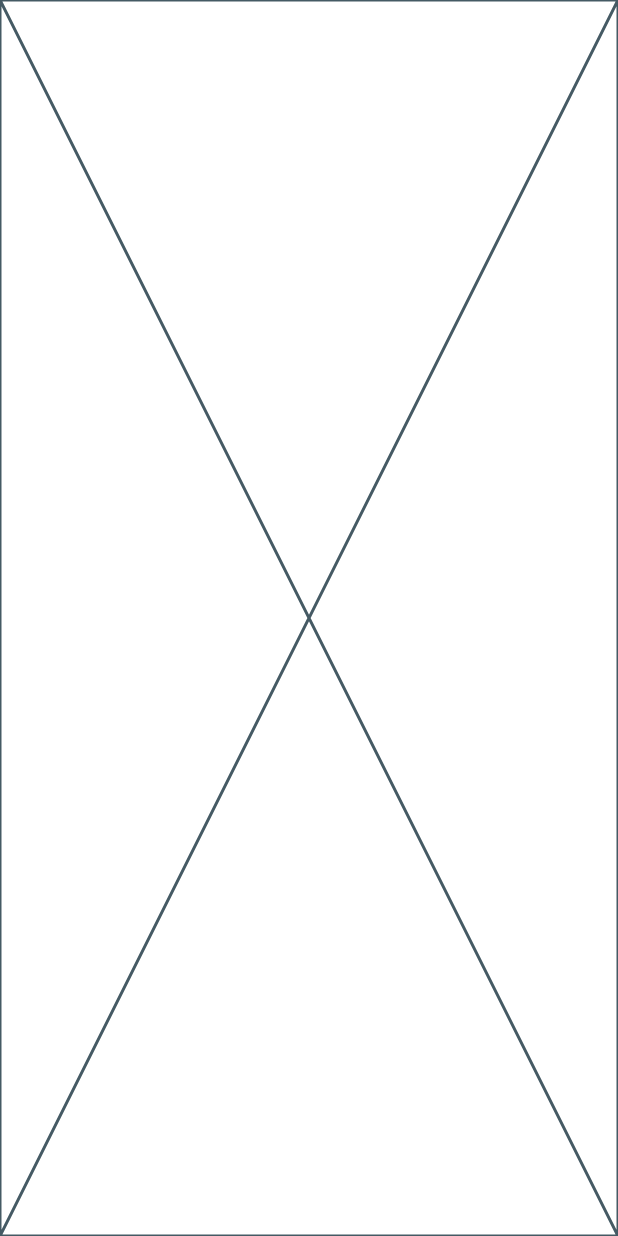
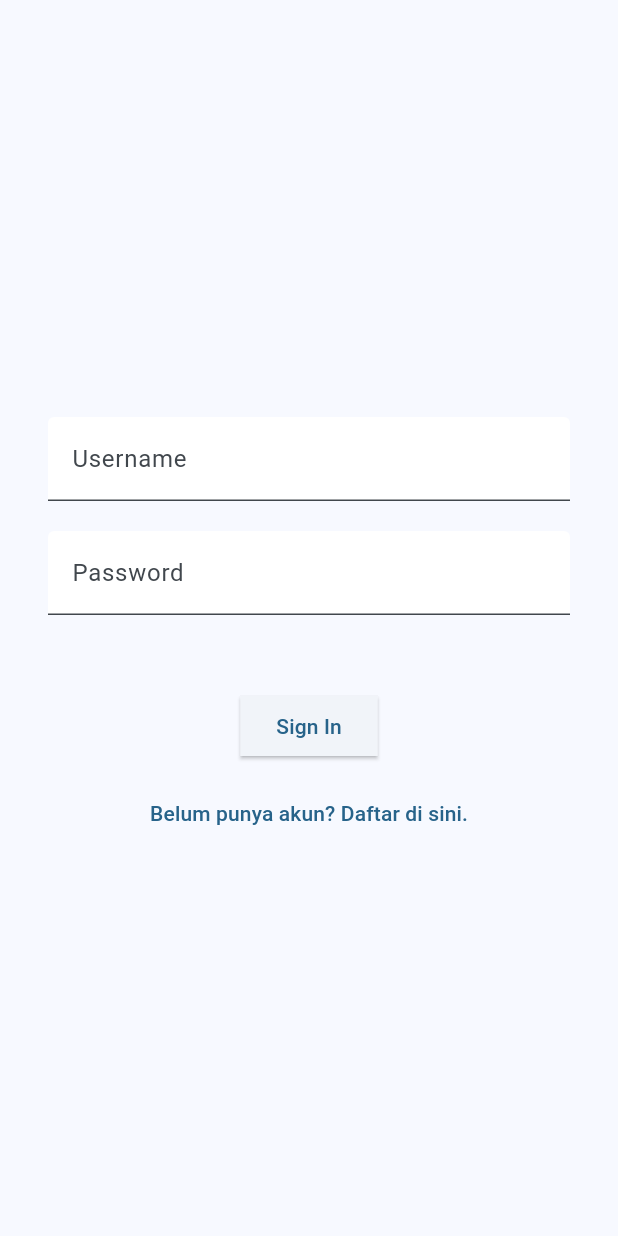
Before and after one commit to RendyAmarullah/jarumku, a Flutter app: the screen it shows after launch, on a phone screen of 412 x 824 dp. Run offline on Flutter 3.47's test engine with Material 3 defaults, Android fonts, the phone set to English and light mode, and no system bars; our stand-ins replace firebase_core; accounts and stored records are empty.

Commit message:
sign Screen dan Home Screen

```diff
--- a/lib/main.dart
+++ b/lib/main.dart
@@ -1,5 +1,6 @@
 import 'package:flutter/material.dart';
 import 'package:firebase_core/firebase_core.dart';
+import 'package:project_jarum/screens/sign_in_screen.dart';
 import 'firebase_options.dart';
 
 void main() async {
@@ -22,7 +23,7 @@
         colorScheme: ColorScheme.fromSeed(seedColor: Colors.lightBlue),
         useMaterial3: true,
       ),
-      home: Placeholder(),
+      home: SignInScreen(),
     );
   }
 }
--- /dev/null
+++ b/lib/screens/home_screen.dart
@@ -0,0 +1,15 @@
+import 'package:flutter/material.dart';
+
+class HomeScreen extends StatefulWidget {
+  const HomeScreen({super.key});
+
+  @override
+  State<HomeScreen> createState() => _HomeScreenState();
+}
+
+class _HomeScreenState extends State<HomeScreen> {
+  @override
+  Widget build(BuildContext context) {
+    return const Placeholder();
+  }
+}
--- /dev/null
+++ b/lib/screens/sign_in_screen.dart
@@ -0,0 +1,70 @@
+import 'package:flutter/material.dart';
+import 'package:flutter/widgets.dart';
+import 'package:project_jarum/main.dart';
+
+class SignInScreen extends StatefulWidget {
+  const SignInScreen({super.key});
+
+  @override
+  State<SignInScreen> createState() => _SignInScreenState();
+}
+
+class _SignInScreenState extends State<SignInScreen> {
+  @override
+  Widget build(BuildContext context) {
+    return Scaffold(
+      body: Center(
+        child: SingleChildScrollView(
+          child: Padding(
+            padding: const EdgeInsets.all(32.0),
+            child: Column(
+              children: [
+                SizedBox(
+                  height: 20,
+                ),
+                TextFormField(
+                  decoration: InputDecoration(
+                      labelText: "Username",
+                      border: UnderlineInputBorder(
+                        borderSide: BorderSide(color: Colors.black, width: 2.0),
+                      ),
+                      fillColor: Colors.white,
+                      filled: true),
+                ),
+                SizedBox(
+                  height: 20,
+                ),
+                TextFormField(
+                  decoration: InputDecoration(
+                    labelText: "Password",
+                    border: UnderlineInputBorder(
+                      borderSide: BorderSide(color: Colors.black, width: 2.0),
+                    ),
+                    fillColor: Colors.white,
+                    filled: true,
+                  ),
+                ),
+                const SizedBox(
+                  height: 50,
+                ),
+                ElevatedButton(
+                  onPressed: main,
+                  child: const Text('Sign In'),
+                  style: ButtonStyle(
+                      shape: MaterialStateProperty.all(RoundedRectangleBorder(
+                          borderRadius: BorderRadius.zero))),
+                ),
+                const SizedBox(
+                  height: 10,
+                ),
+                TextButton(
+                    onPressed: () {},
+                    child: const Text('Belum punya akun? Daftar di sini.')),
+              ],
+            ),
+          ),
+        ),
+      ),
+    );
+  }
+}
```
